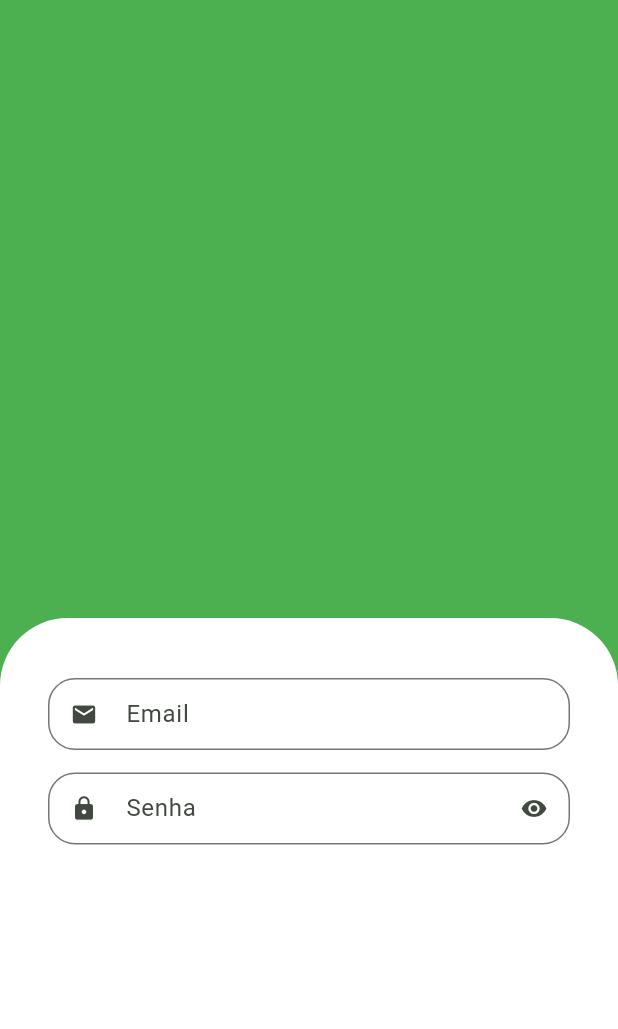
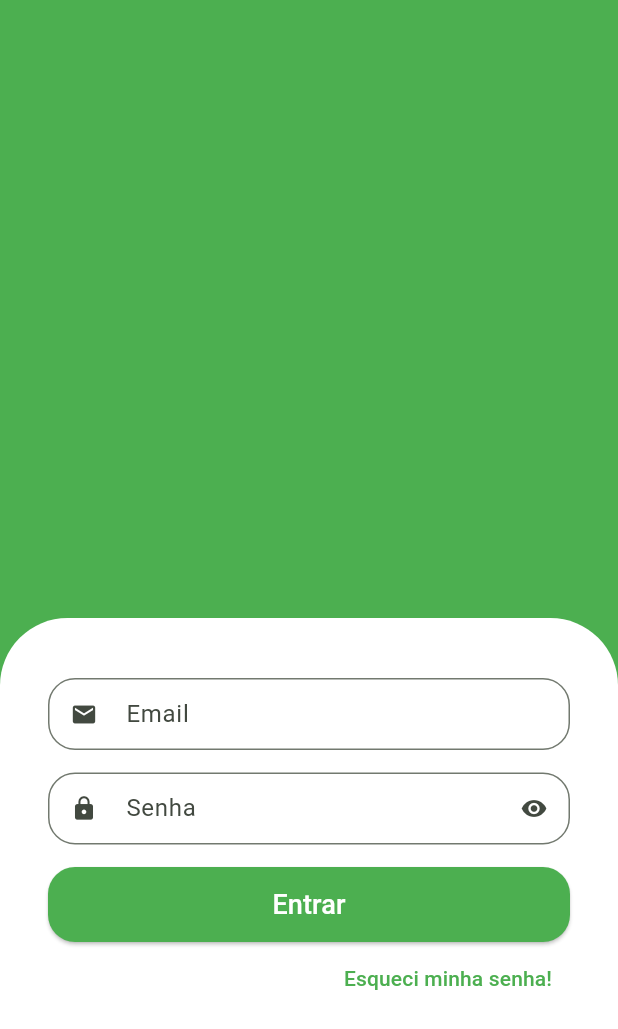
Before and after one commit to RomarioCabo/greengrocer, a Flutter app: the screen it shows after launch, on a phone screen of 412 x 824 dp. Shown: the top 1029 px of the screen. Run offline on Flutter 3.47's test engine with Material 3 defaults, Android fonts, the phone set to English and light mode, and no system bars.

Commit message:
Adição do botão Entrar e esqueci minha senha

```diff
--- a/lib/main.dart
+++ b/lib/main.dart
@@ -8,7 +8,6 @@ void main() {
 class MyApp extends StatelessWidget {
   const MyApp({super.key});
 
-  // This widget is the root of your application.
   @override
   Widget build(BuildContext context) {
     return MaterialApp(
@@ -16,7 +15,6 @@ class MyApp extends StatelessWidget {
       theme: ThemeData(
         colorScheme: ColorScheme.fromSeed(seedColor: Colors.green),
         useMaterial3: true,
-        primarySwatch: Colors.green,
       ),
       debugShowCheckedModeBanner: false,
       home: const SignInScreen(),
--- a/lib/src/auth/sign_in_screen.dart
+++ b/lib/src/auth/sign_in_screen.dart
@@ -25,17 +25,49 @@ class SignInScreen extends StatelessWidget {
                 color: Colors.white,
                 borderRadius: BorderRadius.vertical(top: Radius.circular(45)),
               ),
-              child: const Column(
+              child: Column(
+                crossAxisAlignment: CrossAxisAlignment.stretch,
                 children: [
-                  CustomTextField(
+                  const CustomTextField(
                     icon: Icons.email,
                     label: "Email",
                   ),
-                  CustomTextField(
+                  const CustomTextField(
                     icon: Icons.lock,
                     label: "Senha",
                     isSecret: true,
                   ),
+                  SizedBox(
+                    height: 50,
+                    child: ElevatedButton(
+                      style: ElevatedButton.styleFrom(
+                        backgroundColor: Colors.green,
+                        foregroundColor: Colors.white,
+                        shape: RoundedRectangleBorder(
+                          borderRadius: BorderRadius.circular(18),
+                        ),
+                      ),
+                      onPressed: () {},
+                      child: const Text(
+                        'Entrar',
+                        style: TextStyle(
+                          fontSize: 18.0,
+                        ),
+                      ),
+                    ),
+                  ),
+                  Align(
+                    alignment: Alignment.centerRight,
+                    child: TextButton(
+                      onPressed: () {},
+                      child: const Text(
+                        'Esqueci minha senha!',
+                        style: TextStyle(
+                          color: Colors.green,
+                        ),
+                      ),
+                    ),
+                  )
                 ],
               ),
             ),
```
